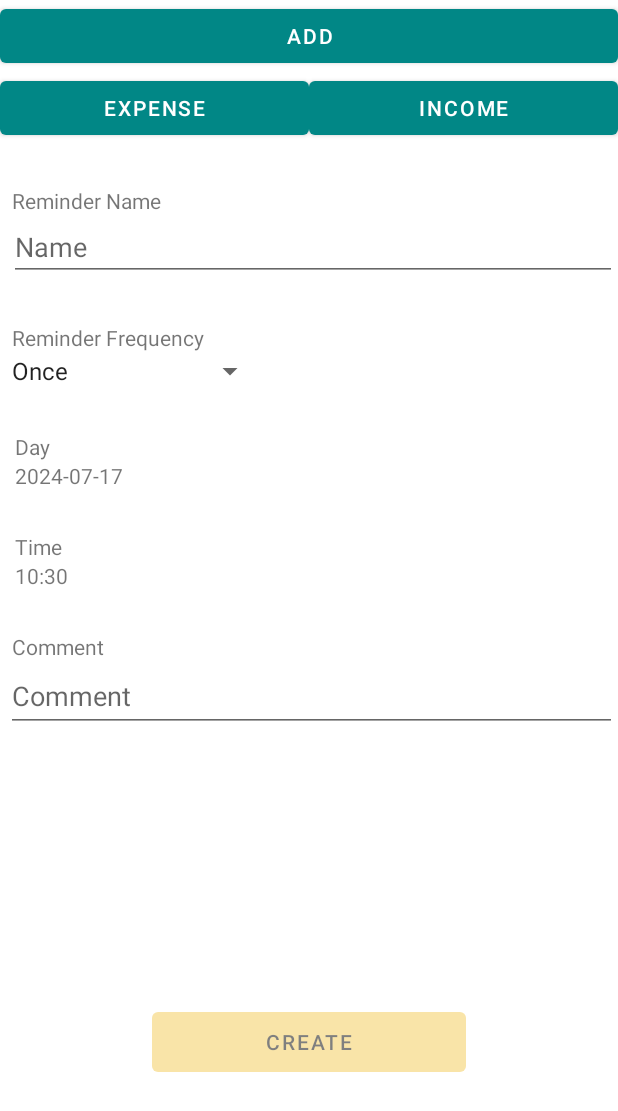
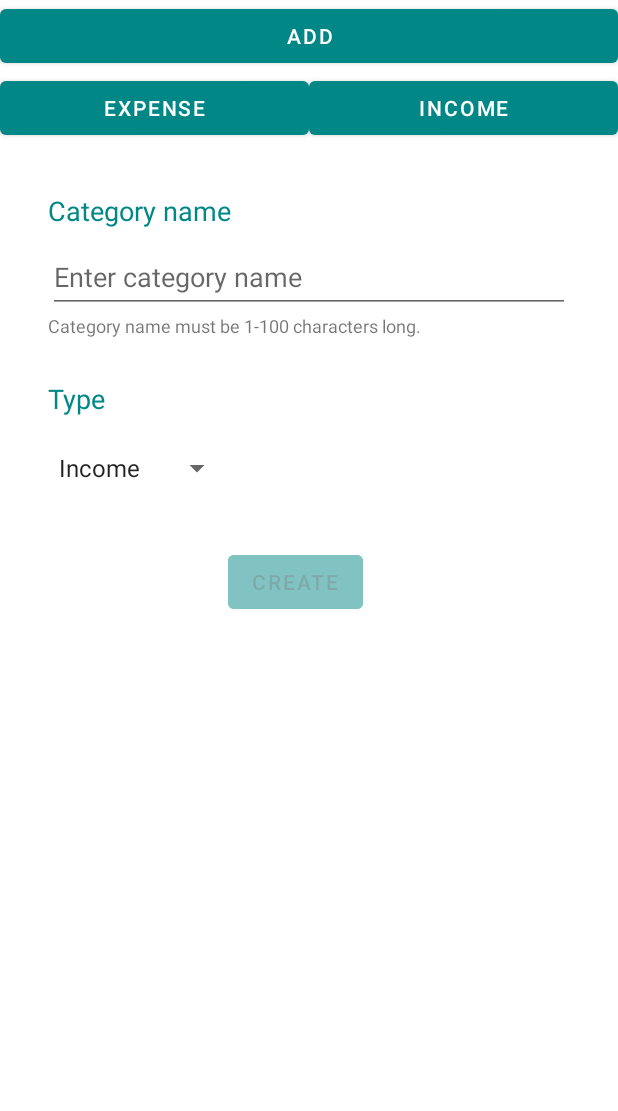
Before and after one commit to PhamTuanDuongs/money_manager, an Android app: the fragment ListCategoryFragment shown on its own in the app's theme, after a tap on "ADD", on a phone screen of 412 x 824 dp. Shown: the top 1111 px of the screen. Run offline under Robolectric (Android 15) with nearby library versions, the phone set to English and light mode, and no system bars; our stand-ins replace Firebase (no records; nobody signed in at launch, a user with empty details on screens opened directly); 1 statement that could not run was skipped.

Commit message:
feat: create category  and logout

```diff
--- /dev/null
+++ b/app/src/main/java/com/example/money_manager/contract/model/CreateCategoryModel.java
@@ -0,0 +1,32 @@
+package com.example.money_manager.contract.model;
+
+import com.example.money_manager.contract.CreateCategoryContract;
+import com.example.money_manager.entity.Category;
+import com.google.firebase.firestore.DocumentReference;
+import com.google.firebase.firestore.FirebaseFirestore;
+
+import java.util.HashMap;
+import java.util.Map;
+
+public class CreateCategoryModel implements CreateCategoryContract.Model {
+    FirebaseFirestore db;
+
+    public CreateCategoryModel() {
+        db = FirebaseFirestore.getInstance();
+    }
+
+    @Override
+    public void createCategory(Category category, OnCreateCategoryListener listener) {
+        DocumentReference user = db.collection("accounts").document(category.getAccount());
+
+        Map<String, Object> categoryData = new HashMap<>();
+        categoryData.put("name", category.getName());
+        categoryData.put("type", category.getType());
+        categoryData.put("account_id", user);
+
+        db.collection("categories")
+                .add(categoryData)
+                .addOnSuccessListener(documentReference -> listener.onSuccess())
+                .addOnFailureListener(e -> listener.onError(e.getMessage()));
+    }
+}
--- /dev/null
+++ b/app/src/main/java/com/example/money_manager/contract/presenter/CreateCategoryPresenter.java
@@ -0,0 +1,33 @@
+package com.example.money_manager.contract.presenter;
+
+import com.example.money_manager.contract.CreateCategoryContract;
+import com.example.money_manager.contract.model.CreateCategoryModel;
+import com.example.money_manager.entity.Category;
+
+public class CreateCategoryPresenter implements CreateCategoryContract.Presenter {
+    private final CreateCategoryContract.View view;
+    private final CreateCategoryModel model;
+
+    public CreateCategoryPresenter(CreateCategoryContract.View view) {
+        this.view = view;
+        model = new CreateCategoryModel();
+    }
+
+    @Override
+    public void createCategory(String name, int type, String email) {
+        if (android.os.Build.VERSION.SDK_INT >= android.os.Build.VERSION_CODES.O) {
+            Category category = new Category(name, type, email);
+            model.createCategory(category, new CreateCategoryContract.Model.OnCreateCategoryListener() {
+                @Override
+                public void onSuccess() {
+                    view.createCategorySuccess();
+                }
+
+                @Override
+                public void onError(String message) {
+                    view.createCategoryError();
+                }
+            });
+        }
+    }
+}
--- /dev/null
+++ b/app/src/main/java/com/example/money_manager/ui/CreateCategoryFragment.java
@@ -0,0 +1,136 @@
+package com.example.money_manager.ui;
+
+import android.os.Bundle;
+import android.text.Editable;
+import android.text.TextUtils;
+import android.text.TextWatcher;
+import android.view.LayoutInflater;
+import android.view.View;
+import android.view.ViewGroup;
+import android.widget.AdapterView;
+import android.widget.ArrayAdapter;
+import android.widget.Button;
+import android.widget.EditText;
+import android.widget.Spinner;
+import android.widget.TextView;
+import android.widget.Toast;
+
+import androidx.annotation.NonNull;
+import androidx.annotation.Nullable;
+import androidx.fragment.app.Fragment;
+
+import com.example.money_manager.R;
+import com.example.money_manager.contract.CreateCategoryContract;
+import com.example.money_manager.contract.presenter.CreateCategoryPresenter;
+import com.example.money_manager.utils.AccountState;
+
+public class CreateCategoryFragment extends Fragment implements CreateCategoryContract.View {
+    private Spinner sp;
+    private EditText categoryNameEdt;
+    private TextView categoryNameValidationMessage;
+
+    private CreateCategoryPresenter presenter;
+    private Button createButton;
+    private int categoryType = 0;
+
+    public CreateCategoryFragment() {
+    }
+
+    public static CreateCategoryFragment newInstance(String param1, String param2) {
+        CreateCategoryFragment fragment = new CreateCategoryFragment();
+        Bundle args = new Bundle();
+        fragment.setArguments(args);
+        return fragment;
+    }
+
+    @Override
+    public void onCreate(Bundle savedInstanceState) {
+        super.onCreate(savedInstanceState);
+        presenter = new CreateCategoryPresenter(CreateCategoryFragment.this);
+    }
+
+    @Override
+    public View onCreateView(LayoutInflater inflater, ViewGroup container, Bundle savedInstanceState) {
+        View v = inflater.inflate(R.layout.fragment_create_category, container, false);
+
+        categoryNameEdt = v.findViewById(R.id.edtCategoryTitle);
+        categoryNameValidationMessage = v.findViewById(R.id.txtCategoryValidation);
+        createButton = v.findViewById(R.id.btnCreateCategory);
+        createButton.setAlpha(0.5f);
+        createButton.setEnabled(false);
+
+        String[] values = {"Income", "Expense"};
+        sp = (Spinner) v.findViewById(R.id.selectCategoryType);
+        ArrayAdapter<String> adapter = new ArrayAdapter<String>(this.getActivity(), android.R.layout.simple_dropdown_item_1line, values);
+        adapter.setDropDownViewResource(android.R.layout.simple_dropdown_item_1line);
+        sp.setAdapter(adapter);
+
+        return v;
+    }
+
+    @Override
+    public void onViewCreated(@NonNull View view, @Nullable Bundle savedInstanceState) {
+        super.onViewCreated(view, savedInstanceState);
+        handleNameReminder();
+
+        sp.setOnItemSelectedListener(new AdapterView.OnItemSelectedListener() {
+            @Override
+            public void onItemSelected(AdapterView<?> parent, View view, int position, long id) {
+                categoryType = position;
+            }
+
+            @Override
+            public void onNothingSelected(AdapterView<?> parent) {
+                if (parent.getCount() > 0) {
+                    categoryType = 0;
+                }
+            }
+        });
+
+        createButton.setOnClickListener(new View.OnClickListener() {
+            @Override
+            public void onClick(View v) {
+                String name = categoryNameEdt.getText().toString();
+                String account = AccountState.getEmail(requireContext(), "email");
+                presenter.createCategory(name, categoryType, account);
+            }
+        });
+    }
+
+    private void handleNameReminder() {
+        categoryNameEdt.addTextChangedListener(new TextWatcher() {
+            @Override
+            public void beforeTextChanged(CharSequence s, int start, int count, int after) {
+
+            }
+
+            @Override
+            public void onTextChanged(CharSequence s, int start, int before, int count) {
+                if (TextUtils.isEmpty(s)) {
+                    categoryNameValidationMessage.setText("Category name is required");
+                    createButton.setAlpha(0.5f);
+                    createButton.setEnabled(false);
+                }
+            }
+
+            @Override
+            public void afterTextChanged(Editable s) {
+                if (!TextUtils.isEmpty(s.toString())) {
+                    categoryNameValidationMessage.setText("");
+                    createButton.setAlpha(1.0f);
+                    createButton.setEnabled(true);
+                }
+            }
+        });
+    }
+
+    @Override
+    public void createCategorySuccess() {
+        Toast.makeText(requireContext(), "Category created successfully", Toast.LENGTH_SHORT).show();
+    }
+
+    @Override
+    public void createCategoryError() {
+        Toast.makeText(requireContext(), "Failed to create category", Toast.LENGTH_SHORT).show();
+    }
+}
--- a/app/src/main/java/com/example/money_manager/ui/ListCategoryFragment.java
+++ b/app/src/main/java/com/example/money_manager/ui/ListCategoryFragment.java
@@ -1,14 +1,13 @@
 package com.example.money_manager.ui;
 
 import android.os.Bundle;
-
-import androidx.fragment.app.Fragment;
-import androidx.fragment.app.FragmentTransaction;
-
 import android.view.LayoutInflater;
 import android.view.View;
 import android.view.ViewGroup;
 import android.widget.Button;
+
+import androidx.fragment.app.Fragment;
+import androidx.fragment.app.FragmentTransaction;
 
 import com.example.money_manager.R;
 
@@ -39,7 +38,7 @@ public class ListCategoryFragment extends Fragment{
 
 
         btnAddCategory.setOnClickListener(v -> {
-                Fragment createCategoryFragment = new CreateReminderFragment();
+                Fragment createCategoryFragment = new CreateCategoryFragment();
                 FragmentTransaction transaction = getParentFragmentManager().beginTransaction();
                 transaction.replace(R.id.fragment_container_view, createCategoryFragment);
                 transaction.addToBackStack(null);
--- /dev/null
+++ b/app/src/main/res/layout/fragment_create_category.xml
@@ -0,0 +1,99 @@
+<?xml version="1.0" encoding="utf-8"?>
+<androidx.constraintlayout.widget.ConstraintLayout xmlns:android="http://schemas.android.com/apk/res/android"
+    xmlns:app="http://schemas.android.com/apk/res-auto"
+    xmlns:tools="http://schemas.android.com/tools"
+    android:layout_width="match_parent"
+    android:layout_height="match_parent"
+    tools:context=".ui.AddIncomeFragment">
+
+
+    <ScrollView
+        android:layout_width="match_parent"
+        android:layout_height="match_parent"
+        app:layout_constraintStart_toStartOf="parent"
+        app:layout_constraintTop_toTopOf="parent">
+
+        <androidx.constraintlayout.widget.ConstraintLayout
+            android:id="@+id/addView"
+            android:layout_width="match_parent"
+            android:layout_height="match_parent"
+            android:backgroundTint="@color/green_300"
+            android:orientation="vertical"
+            app:layout_constraintStart_toStartOf="parent"
+            app:layout_constraintTop_toTopOf="parent">
+
+            <TextView
+                android:id="@+id/txtCategoryType"
+                android:layout_width="wrap_content"
+                android:layout_height="wrap_content"
+                android:layout_marginStart="32dp"
+                android:layout_marginTop="28dp"
+                android:text="Type"
+                android:textColor="@color/teal_700"
+                android:textSize="18sp"
+                app:layout_constraintStart_toStartOf="parent"
+                app:layout_constraintTop_toBottomOf="@+id/txtCategoryValidation" />
+
+            <Button
+                android:id="@+id/btnCreateCategory"
+                android:layout_width="wrap_content"
+                android:layout_height="wrap_content"
+                android:layout_marginStart="152dp"
+                android:layout_marginTop="268dp"
+                android:backgroundTint="@color/teal_700"
+                android:text="Create"
+                app:layout_constraintStart_toStartOf="parent"
+                app:layout_constraintTop_toTopOf="parent" />
+
+            <TextView
+                android:id="@+id/txtCategoryName"
+                android:layout_width="wrap_content"
+                android:layout_height="wrap_content"
+                android:layout_marginStart="32dp"
+                android:layout_marginTop="32dp"
+                android:text="Category name"
+                android:textColor="@color/teal_700"
+                android:textSize="18sp"
+                app:layout_constraintStart_toStartOf="parent"
+                app:layout_constraintTop_toTopOf="parent" />
+
+            <TextView
+                android:id="@+id/txtCategoryValidation"
+                android:layout_width="wrap_content"
+                android:layout_height="wrap_content"
+                android:layout_marginStart="32dp"
+                android:text="Category name must be 1-100 characters long."
+                android:textSize="12sp"
+                app:layout_constraintStart_toStartOf="parent"
+                app:layout_constraintTop_toBottomOf="@+id/edtCategoryTitle" />
+
+            <EditText
+                android:id="@+id/edtCategoryTitle"
+                android:layout_width="0dp"
+                android:layout_height="48dp"
+                android:layout_marginStart="32dp"
+                android:layout_marginTop="8dp"
+                android:layout_marginEnd="32dp"
+                android:ems="10"
+                android:hint="Enter category name"
+                android:inputType="text"
+                android:singleLine="false"
+                android:textSize="18sp"
+                app:layout_constraintEnd_toEndOf="parent"
+                app:layout_constraintHorizontal_bias="0.0"
+                app:layout_constraintStart_toStartOf="parent"
+                app:layout_constraintTop_toBottomOf="@+id/txtCategoryName" />
+
+            <Spinner
+                android:id="@+id/selectCategoryType"
+                android:layout_width="wrap_content"
+                android:layout_height="48dp"
+                app:layout_constraintBottom_toTopOf="@+id/btnCreateCategory"
+                app:layout_constraintEnd_toEndOf="parent"
+                app:layout_constraintHorizontal_bias="0.109"
+                app:layout_constraintStart_toStartOf="parent"
+                app:layout_constraintTop_toBottomOf="@+id/txtCategoryType"
+                app:layout_constraintVertical_bias="0.256" />
+        </androidx.constraintlayout.widget.ConstraintLayout>
+    </ScrollView>
+</androidx.constraintlayout.widget.ConstraintLayout>
--- a/app/src/main/res/menu/activity_menu.xml
+++ b/app/src/main/res/menu/activity_menu.xml
@@ -1,5 +1,6 @@
 <?xml version="1.0" encoding="utf-8"?>
 <menu xmlns:android="http://schemas.android.com/apk/res/android"
+    xmlns:app="http://schemas.android.com/apk/res-auto"
     xmlns:tools="http://schemas.android.com/tools"
     tools:showIn="navigation_view">
 
@@ -26,5 +27,9 @@
             android:icon="@drawable/list"
             android:title="Category"
             />
+        <item
+            android:id="@+id/nav_logout"
+            android:icon="@drawable/ic_launcher_log_out"
+            android:title="@string/menu_logout" />
     </group>
 </menu>
--- a/app/src/main/res/values/strings.xml
+++ b/app/src/main/res/values/strings.xml
@@ -10,10 +10,12 @@
     <string name="reminder">Reminder</string>
     <string name="expense">Expense</string>
     <string name="menu_home">Home</string>
+    <string name="menu_logout">Log out</string>
     <string name="email_null">Please enter your address</string>
     <string name="email_error_address">Invalid email address</string>
     <string name="income">Income</string>
     <string name="add_income">Add your income</string>
+    <string name="create_category">Create category</string>
 
     <!-- TODO: Remove or change this placeholder text -->
     <string name="hello_blank_fragment">Hello blank fragment</string>
```
Also changed, not shown: app/src/main/java/com/example/money_manager/activity/MainActivity.java (+17 -8 lines), app/src/main/java/com/example/money_manager/common/Constants.java (added, +14 -0 lines), app/src/main/java/com/example/money_manager/contract/CreateCategoryContract.java (added, +25 -0 lines), app/src/main/java/com/example/money_manager/entity/Category.java (+15 -1 lines), app/src/main/res/drawable/ic_launcher_log_out.png (added).
